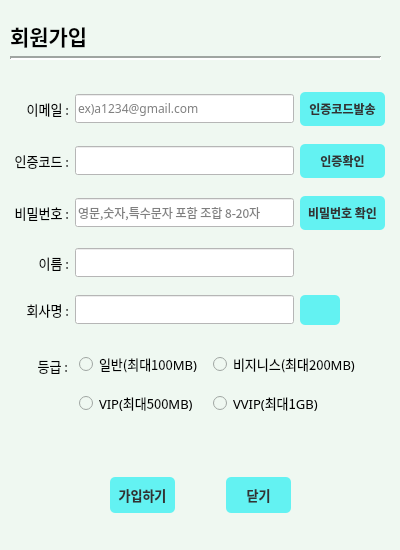
Old version of the form YOUNG_CLOUD/client/ui/dialog/sign_up_dialog.ui in the repository mycom0216/young-cloud.
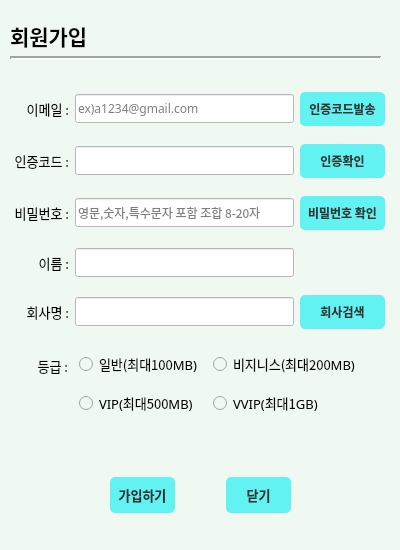
New version of the form. Icons and pictures are not drawn.

```diff
--- a/YOUNG_CLOUD/client/ui/dialog/sign_up_dialog.ui
+++ b/YOUNG_CLOUD/client/ui/dialog/sign_up_dialog.ui
@@ -371,18 +371,12 @@
      </widget>
     </item>
     <item row="4" column="2">
-     <widget class="QPushButton" name="pushButton_6">
-      <property name="minimumSize">
-       <size>
-        <width>25</width>
-        <height>0</height>
-       </size>
-      </property>
-      <property name="maximumSize">
-       <size>
-        <width>40</width>
-        <height>16777215</height>
-       </size>
+     <widget class="QPushButton" name="pushButton_7">
+      <property name="font">
+       <font>
+        <family>나눔스퀘어</family>
+        <bold>true</bold>
+       </font>
       </property>
       <property name="styleSheet">
        <string notr="true">QPushButton {
@@ -397,7 +391,7 @@
             }</string>
       </property>
       <property name="text">
-       <string/>
+       <string>회사검색</string>
       </property>
       <property name="icon">
        <iconset>
```
Left out of the diff: 2 changed lines with no effect on the pictures.
